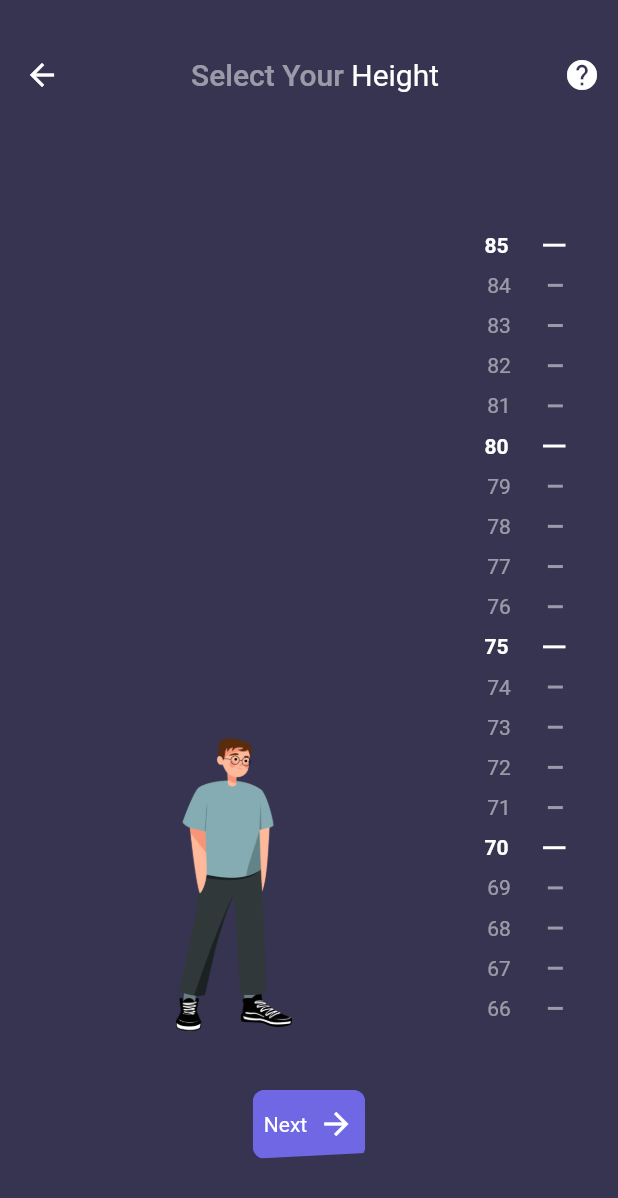
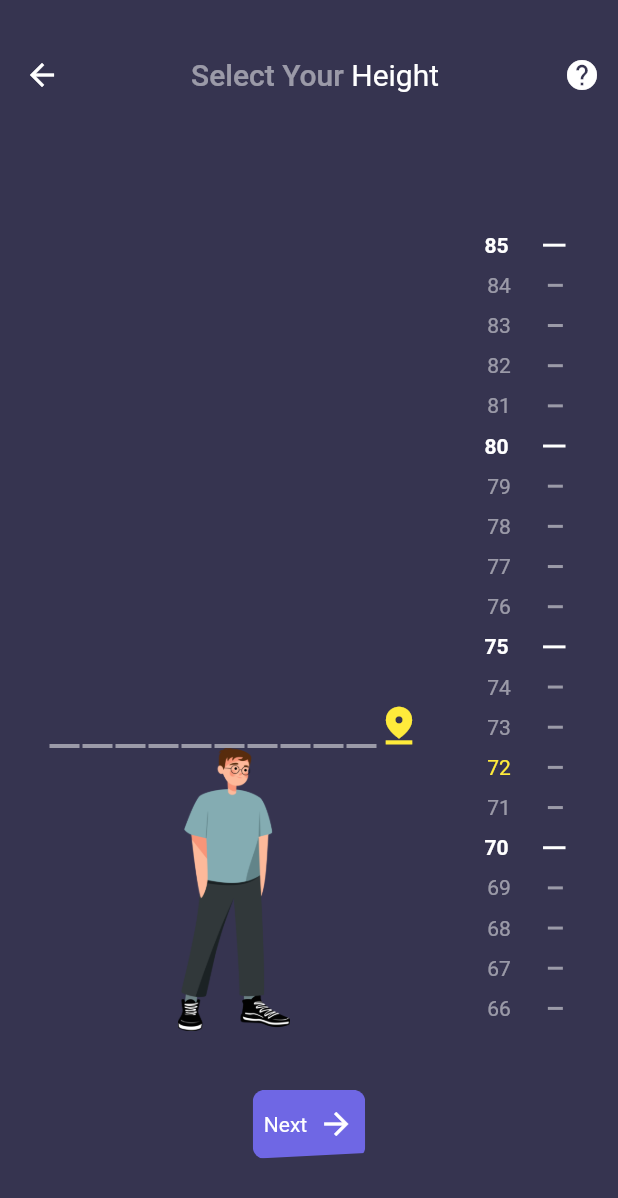
Before and after one commit to antonio-pedro99/bmi_calculator, a Flutter app: the HeightPage screen opened directly, scrolled down 1728 dp, on a phone screen of 412 x 824 dp. Shown: the top 1198 px of the screen. Run offline on Flutter 3.47's test engine with Material 2 defaults, Android fonts, the phone set to English and light mode, and no system bars.

Commit message:
fix height value

```diff
--- a/lib/controller/data_input_controller.dart
+++ /dev/null
@@ -1,18 +0,0 @@
-import 'package:flutter/material.dart';
-
-class DataProvider extends ChangeNotifier {
-  var isMaleSelected = true;
-
-  double? _height;
-  int? _age, _weight;
-
-  void selectGender() {
-    isMaleSelected = !isMaleSelected;
-    notifyListeners();
-  }
-
-  void resetValues() {
-    isMaleSelected = true;
-    notifyListeners();
-  }
-}
--- /dev/null
+++ b/lib/data/models/person.dart
@@ -0,0 +1,16 @@
+class Person {
+  int? height;
+  int? age;
+  int? weight;
+  String? name;
+  String? gender;
+  double? bodyMassIndex;
+
+  Person(
+      {this.age = 18,
+      this.bodyMassIndex = 0,
+      this.height,
+      this.name,
+      this.weight = 70,
+      this.gender});
+}
--- a/lib/main.dart
+++ b/lib/main.dart
@@ -1,5 +1,4 @@
-
-import 'package:bmi_calculator/controller/data_input_controller.dart';
+import 'package:bmi_calculator/providers/person.dart';
 import 'package:bmi_calculator/view/pages/home.dart';
 import 'package:bmi_calculator/view/theme/colors.dart';
 import 'package:flutter/material.dart';
@@ -9,7 +8,7 @@ import 'package:provider/provider.dart';
 void main() {
   runApp(MultiProvider(
     providers: [
-      ChangeNotifierProvider(create: (_) => DataProvider()),
+      ChangeNotifierProvider(create: (_) => PersonProvider()),
     ],
     child: const MyApp(),
   ));
--- /dev/null
+++ b/lib/providers/person.dart
@@ -0,0 +1,38 @@
+import 'package:bmi_calculator/data/models/person.dart';
+import 'package:flutter/material.dart';
+
+class PersonProvider extends ChangeNotifier {
+  bool isMaleSelected = true;
+
+  Person _person = Person();
+
+  void selectGender() {
+    isMaleSelected = !isMaleSelected;
+    _person.gender = isMaleSelected ? "Male" : "Female";
+    notifyListeners();
+  }
+
+  void resetValues() {
+    isMaleSelected = true;
+    _person = Person();
+    notifyListeners();
+  }
+
+  void setPersonAge(int age) {
+    _person.age = age;
+  }
+
+  void setPersonHeight(int height) {
+    _person.height = height;
+  }
+
+  void setPersonWeight(int weight) {
+    _person.weight = weight;
+  }
+
+  void calculatePersonBodyMassIndex() {
+    //calculate the BMI
+  }
+
+  Person get getPerson => _person;
+}
--- a/lib/view/customs/gender_picker.dart
+++ b/lib/view/customs/gender_picker.dart
@@ -1,4 +1,4 @@
-import 'package:bmi_calculator/controller/data_input_controller.dart';
+import 'package:bmi_calculator/providers/person.dart';
 import 'package:bmi_calculator/data/models/gender.dart';
 import 'package:bmi_calculator/view/customs/gender_selection_tile.dart';
 import 'package:bmi_calculator/view/theme/colors.dart';
@@ -49,7 +49,7 @@ class _GenderPickerState extends State<GenderPicker> {
               setState(() {
                 selected = current;
                 if (old != current) {
-                  Provider.of<DataProvider>(context, listen: false)
+                  Provider.of<PersonProvider>(context, listen: false)
                       .selectGender();
                 }
                 old = current;
--- /dev/null
+++ b/lib/view/customs/ruler_indicator.dart
@@ -0,0 +1,35 @@
+import 'package:flutter/material.dart';
+
+class RulerIndicator extends StatelessWidget {
+  const RulerIndicator({Key? key}) : super(key: key);
+
+  @override
+  Widget build(BuildContext context) {
+    return Row(
+      mainAxisAlignment: MainAxisAlignment.end,
+      crossAxisAlignment: CrossAxisAlignment.end,
+      children: [
+        Container(
+          height: 3,
+          width: 220,
+          child: ListView.builder(
+              scrollDirection: Axis.horizontal,
+              itemCount: 25,
+              physics: const NeverScrollableScrollPhysics(),
+              itemBuilder: (context, index) {
+                return Container(
+                  margin: const EdgeInsets.only(left: 2),
+                  color: Colors.white.withOpacity(.5),
+                  width: 20,
+                );
+              }),
+        ),
+        const Icon(
+          Icons.pin_drop_sharp,
+          size: 30,
+          color: Colors.yellow,
+        )
+      ],
+    );
+  }
+}
--- a/lib/view/pages/height.dart
+++ b/lib/view/pages/height.dart
@@ -1,5 +1,6 @@
-import 'package:bmi_calculator/controller/data_input_controller.dart';
+import 'package:bmi_calculator/providers/person.dart';
 import 'package:bmi_calculator/view/customs/custom_button.dart';
+import 'package:bmi_calculator/view/customs/ruler_indicator.dart';
 import 'package:bmi_calculator/view/pages/result.dart';
 import 'package:flutter/material.dart';
 import 'package:provider/provider.dart';
@@ -11,32 +12,28 @@ class HeightPage extends StatefulWidget {
   State<HeightPage> createState() => _HeightPageState();
 }
 
-int valueGap = 1;
 int maxValue = 200;
-double value = (maxValue - valueGap) / 2;
 
 class _HeightPageState extends State<HeightPage> {
   late var heightController = PageController();
 
-  double _offset = 0.0;
+  int _currentCentimeter = 144;
+  late double _selectedHeight = 160;
 
-  int _currentPage = (maxValue ~/ valueGap / 2).floor();
   @override
   void initState() {
     super.initState();
 
     heightController =
-        PageController(viewportFraction: .05, initialPage: _currentPage);
+        PageController(viewportFraction: .05, initialPage: _currentCentimeter);
 
     heightController.addListener(() {
       setState(() {
-        _offset = heightController.page!;
-        value = _offset * valueGap;
         int position = heightController.page!.floor();
 
-        if (position != _currentPage) {
-          print("Position ${value * 3}");
-          _currentPage = position;
+        if (position != _currentCentimeter) {
+          _currentCentimeter = position;
+          _selectedHeight = ((_currentCentimeter * 2.94) * maxValue) / 529.2;
         }
       });
     });
@@ -81,7 +78,6 @@ class _HeightPageState extends State<HeightPage> {
               mainAxisAlignment: MainAxisAlignment.spaceEvenly,
               crossAxisAlignment: CrossAxisAlignment.center,
               children: [
-
                 Row(
                   mainAxisAlignment: MainAxisAlignment.start,
                   crossAxisAlignment: CrossAxisAlignment.end,
@@ -89,18 +85,25 @@ class _HeightPageState extends State<HeightPage> {
                     const Spacer(),
                     Container(
                       alignment: Alignment.bottomCenter,
-                      child: LimitedBox(
+                      child: Column(
+                        crossAxisAlignment: CrossAxisAlignment.center,
+                        children: [
+                          const RulerIndicator(),
+                          LimitedBox(
                             maxHeight: size.height * .65,
                             child: Image.asset(
-                          Provider.of<DataProvider>(context).isMaleSelected
+                              Provider.of<PersonProvider>(context)
+                                      .isMaleSelected
                                   ? "assets/man_standing.png"
                                   : "assets/girl_standing.png",
-                          height: value.toDouble() * 3,
+                              height: _currentCentimeter * 2.94,
                               fit: BoxFit.fitHeight,
                             ),
+                          )
+                        ],
                       ),
                     ),
-                    const Spacer(),
+                    Spacer(),
                     SizedBox(
                         width: 100,
                         height: size.height * .65,
@@ -111,8 +114,9 @@ class _HeightPageState extends State<HeightPage> {
                             padEnds: false,
                             itemBuilder: (context, index) {
                               int current = index + 1;
-                              bool selectedHeight = _currentPage == index;
-                              print("${_currentPage + 6}");
+                              bool selectedCentimeter =
+                                  _selectedHeight.toInt() == current - 1;
+
                               return Row(
                                 mainAxisAlignment:
                                     MainAxisAlignment.spaceEvenly,
@@ -121,7 +125,7 @@ class _HeightPageState extends State<HeightPage> {
                                   Text(
                                     "$current",
                                     style: TextStyle(
-                                        color: selectedHeight
+                                        color: selectedCentimeter
                                             ? Colors.yellow
                                             : current % 5 == 0
                                                 ? Colors.white
@@ -141,7 +145,7 @@ class _HeightPageState extends State<HeightPage> {
                               );
                             },
                             controller: heightController,
-                            itemCount: maxValue ~/ valueGap))
+                            itemCount: maxValue))
                   ],
                 ),
                 CurvedButton(
--- a/lib/view/pages/home.dart
+++ b/lib/view/pages/home.dart
@@ -1,4 +1,4 @@
-import 'package:bmi_calculator/controller/data_input_controller.dart';
+import 'package:bmi_calculator/providers/person.dart';
 import 'package:bmi_calculator/view/customs/age_picker.dart';
 import 'package:bmi_calculator/view/customs/gender_picker.dart';
 import 'package:bmi_calculator/view/customs/weight_picker.dart';
```
Also changed, not shown: lib/view/customs/age_picker.dart (+12 -5 lines), lib/view/customs/weight_picker.dart (+12 -2 lines), lib/view/pages/result.dart (+8 -6 lines), lib/data/models/body_mass_index.dart (added). Lines whose indentation alone changed are shown as unchanged.
